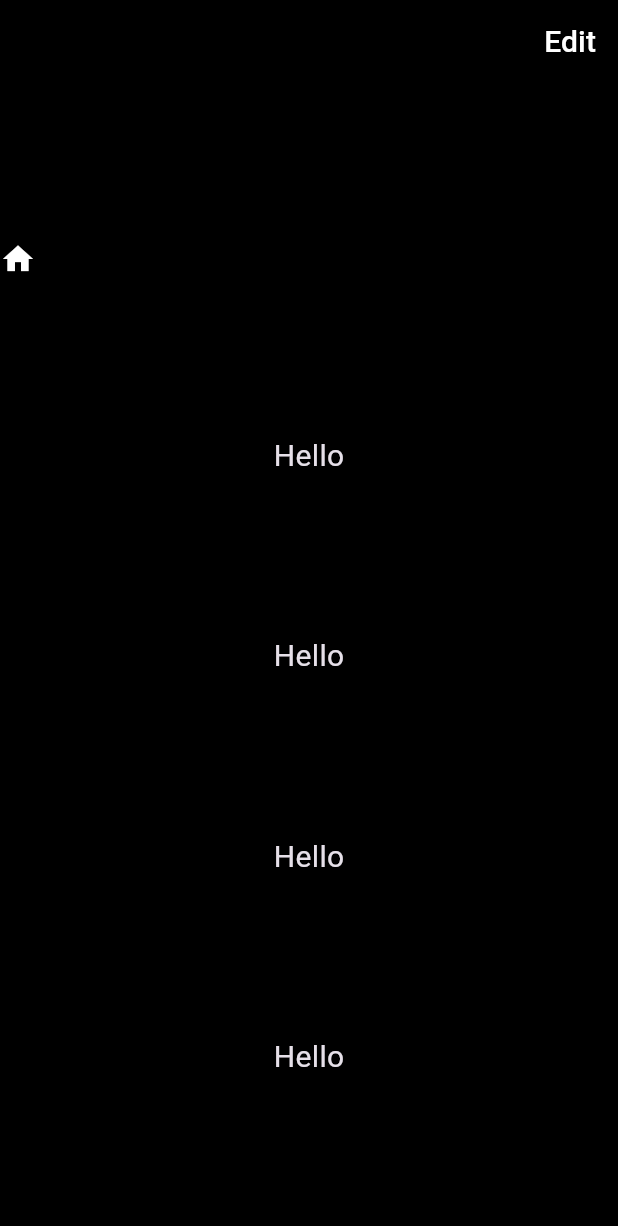
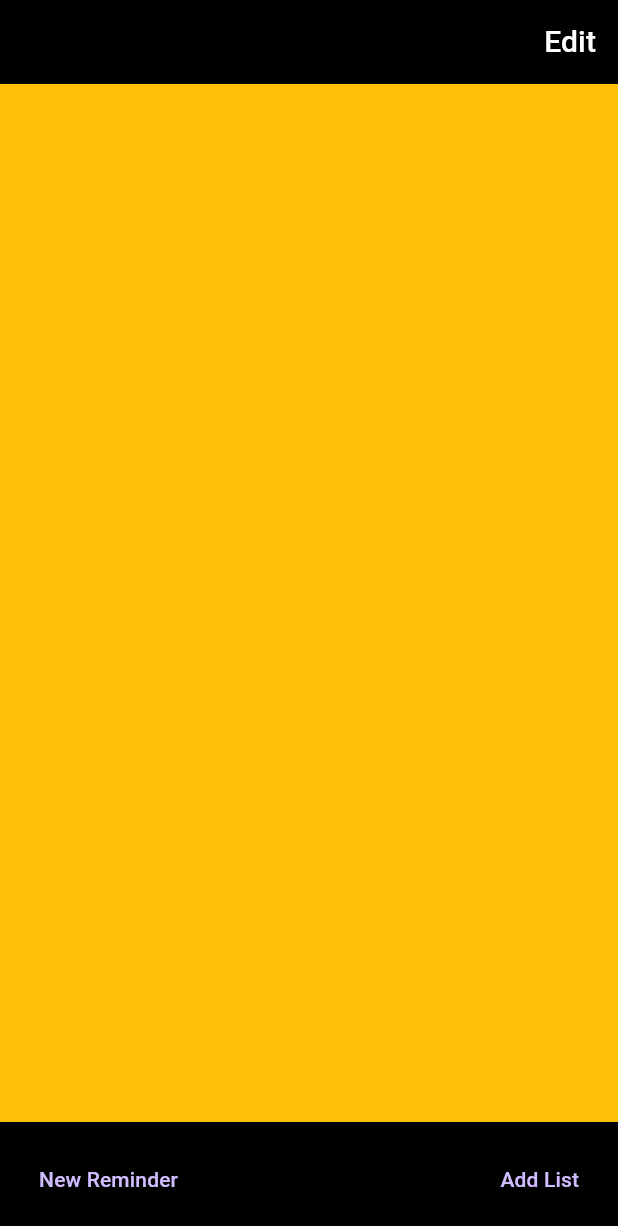
Before and after one commit to JasmineBabaYara/flutter-demo, a Flutter app: the screen it shows after launch, on a phone screen of 412 x 824 dp. Shown: the top 1226 px of the screen. Run offline on Flutter 3.47's test engine with Material 3 defaults, Android fonts, the phone set to English and light mode, and no system bars.

Commit message:
refactor HomeScreen layout for improved structure and remove redundant elements

```diff
--- a/lib/screens/home_screen.dart
+++ b/lib/screens/home_screen.dart
@@ -19,18 +19,18 @@ class HomeScreen extends StatelessWidget {
       ),
       body: Container(
         child: Column(
-          mainAxisAlignment: MainAxisAlignment.spaceEvenly, // Distributing space evenly
-          crossAxisAlignment: CrossAxisAlignment.center, // Centering children horizontally \
           children: [
-            Row(
-              children: [
-                Icon(Icons.home),
-              ],
+            Expanded(child: Container(color: Colors.amber)),
+            Container(
+              padding: EdgeInsets.all(14),
+              child: Row(
+                mainAxisAlignment: MainAxisAlignment.spaceBetween,
+                children: [
+                  TextButton(onPressed: () {}, child: Text('New Reminder')),
+                  TextButton(onPressed: () {}, child: Text('Add List'))
+                ],
+              ),
             ),
-            Text("Hello"),
-            Text("Hello"),
-            Text("Hello"),
-            Text("Hello"),
           ],
         ),
       ),
```
